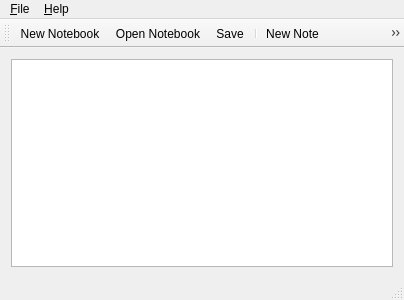
Before: the Qt Designer form mainwindow.ui in kashapov17/toynote, drawn with Qt 5.
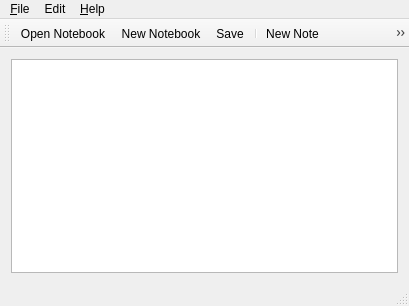
After: the same form once the commit is applied. Icons and pictures are not drawn.

```diff
--- a/mainwindow.ui
+++ b/mainwindow.ui
@@ -6,8 +6,8 @@
    <rect>
     <x>0</x>
     <y>0</y>
-    <width>400</width>
-    <height>300</height>
+    <width>409</width>
+    <height>306</height>
    </rect>
   </property>
   <property name="windowTitle">
@@ -23,6 +23,9 @@
         <height>0</height>
        </size>
       </property>
+      <property name="autoFillBackground">
+       <bool>false</bool>
+      </property>
       <property name="selectionBehavior">
        <enum>QAbstractItemView::SelectRows</enum>
       </property>
@@ -35,8 +38,8 @@
     <rect>
      <x>0</x>
      <y>0</y>
-     <width>400</width>
-     <height>25</height>
+     <width>409</width>
+     <height>23</height>
     </rect>
    </property>
    <widget class="QMenu" name="menuFile">
@@ -54,19 +57,33 @@
      <string>&amp;Help</string>
     </property>
     <addaction name="actionAbout"/>
+    <addaction name="actionVisit_eCourses"/>
+    <addaction name="actionLottery"/>
+   </widget>
+   <widget class="QMenu" name="menuEdit">
+    <property name="title">
+     <string>Edit</string>
+    </property>
    </widget>
    <addaction name="menuFile"/>
+   <addaction name="menuEdit"/>
    <addaction name="menuHelp"/>
   </widget>
   <widget class="QToolBar" name="mainToolBar">
+   <property name="allowedAreas">
+    <set>Qt::AllToolBarAreas</set>
+   </property>
+   <property name="orientation">
+    <enum>Qt::Horizontal</enum>
+   </property>
    <attribute name="toolBarArea">
     <enum>TopToolBarArea</enum>
    </attribute>
    <attribute name="toolBarBreak">
     <bool>false</bool>
    </attribute>
-   <addaction name="actionNew_Notebook"/>
    <addaction name="actionOpen_Notebook"/>
+   <addaction name="actionNew_Notebook"/>
    <addaction name="actionSave"/>
    <addaction name="separator"/>
    <addaction name="actionNew_Note"/>
```
Left out of the diff: 152 changed lines with no effect on the pictures.
